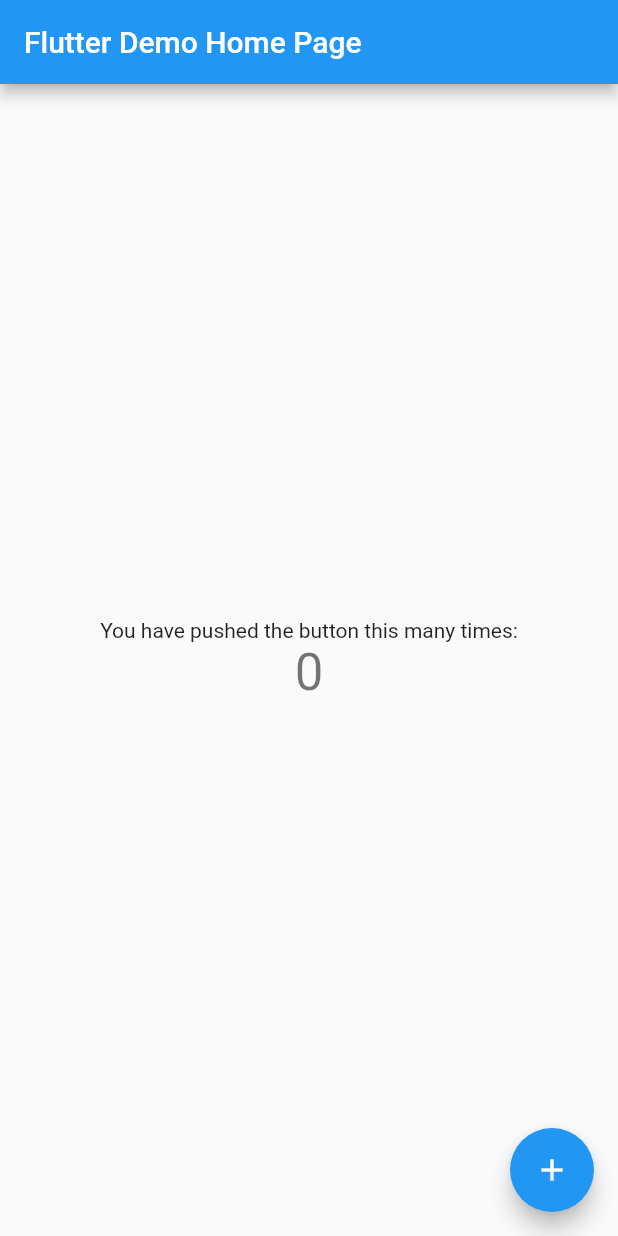
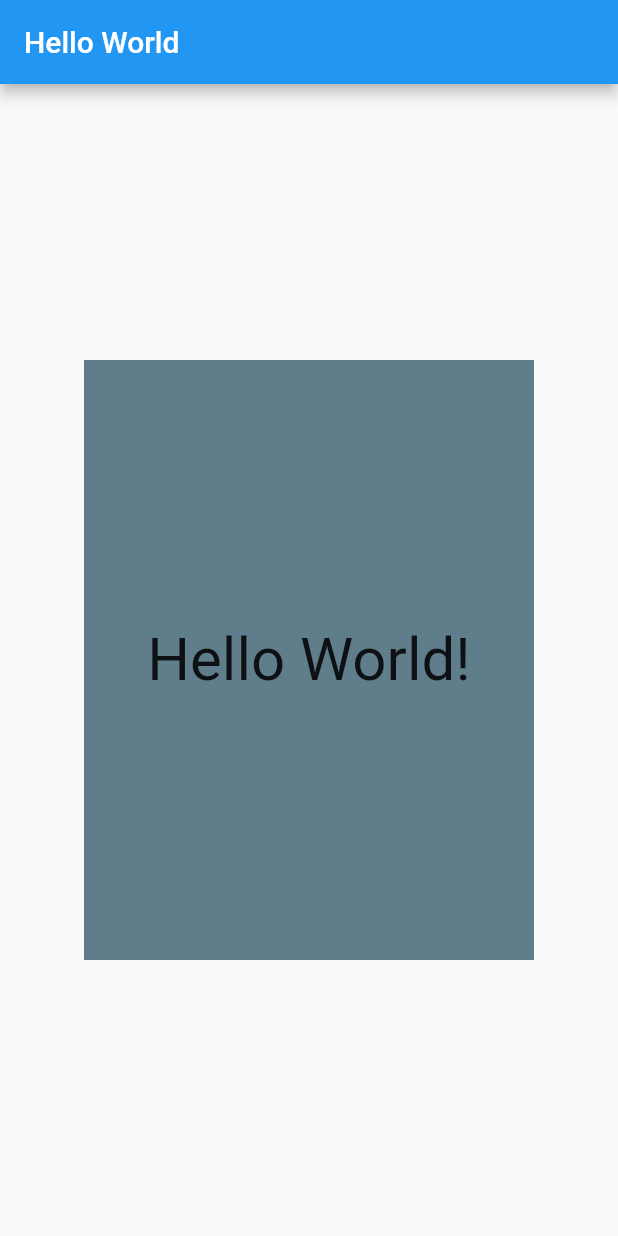
Before and after one commit to DeepakAryal/flutter-practice, a Flutter app: the screen it shows after launch, on a phone screen of 412 x 824 dp. Run offline on Flutter 3.47's test engine with Material 2 defaults, Android fonts, the phone set to English and light mode, and no system bars.

Commit message:
added simple hello world page

```diff
--- a/lib/main.dart
+++ b/lib/main.dart
@@ -1,111 +1,35 @@
 import 'package:flutter/material.dart';
 
-void main() => runApp(MyApp());
+void main() {
+  runApp(
+    MaterialApp(
+      debugShowCheckedModeBanner: false,
+      home: Scaffold(
+        appBar: AppBar(
+          title: Text('Hello World'),
+        ),
+        body: HelloRectangle(),
+      )
+    )
+  );
+}
 
-class MyApp extends StatelessWidget {
-  // This widget is the root of your application.
+class HelloRectangle extends StatelessWidget {
   @override
   Widget build(BuildContext context) {
-    return MaterialApp(
-      title: 'Flutter Demo',
-      theme: ThemeData(
-        // This is the theme of your application.
-        //
-        // Try running your application with "flutter run". You'll see the
-        // application has a blue toolbar. Then, without quitting the app, try
-        // changing the primarySwatch below to Colors.green and then invoke
-        // "hot reload" (press "r" in the console where you ran "flutter run",
-        // or simply save your changes to "hot reload" in a Flutter IDE).
-        // Notice that the counter didn't reset back to zero; the application
-        // is not restarted.
-        primarySwatch: Colors.blue,
+    return Center(
+      child: Container(
+        color: Colors.blueGrey,
+        height: 400.0,
+        width: 300.0,
+        child: Center(
+          child: Text(
+            'Hello World!',
+            style: TextStyle(fontSize: 40.0),
+            textAlign: TextAlign.center,
+          ),
+        ),
       ),
-      home: MyHomePage(title: 'Flutter Demo Home Page'),
     );
   }
 }
-
-class MyHomePage extends StatefulWidget {
-  MyHomePage({Key key, this.title}) : super(key: key);
-
-  // This widget is the home page of your application. It is stateful, meaning
-  // that it has a State object (defined below) that contains fields that affect
-  // how it looks.
-
-  // This class is the configuration for the state. It holds the values (in this
-  // case the title) provided by the parent (in this case the App widget) and
-  // used by the build method of the State. Fields in a Widget subclass are
-  // always marked "final".
-
-  final String title;
-
-  @override
-  _MyHomePageState createState() => _MyHomePageState();
-}
-
-class _MyHomePageState extends State<MyHomePage> {
-  int _counter = 0;
-
-  void _incrementCounter() {
-    setState(() {
-      // This call to setState tells the Flutter framework that something has
-      // changed in this State, which causes it to rerun the build method below
-      // so that the display can reflect the updated values. If we changed
-      // _counter without calling setState(), then the build method would not be
-      // called again, and so nothing would appear to happen.
-      _counter++;
-    });
-  }
-
-  @override
-  Widget build(BuildContext context) {
-    // This method is rerun every time setState is called, for instance as done
-    // by the _incrementCounter method above.
-    //
-    // The Flutter framework has been optimized to make rerunning build methods
-    // fast, so that you can just rebuild anything that needs updating rather
-    // than having to individually change instances of widgets.
-    return Scaffold(
-      appBar: AppBar(
-        // Here we take the value from the MyHomePage object that was created by
-        // the App.build method, and use it to set our appbar title.
-        title: Text(widget.title),
-      ),
-      body: Center(
-        // Center is a layout widget. It takes a single child and positions it
-        // in the middle of the parent.
-        child: Column(
-          // Column is also layout widget. It takes a list of children and
-          // arranges them vertically. By default, it sizes itself to fit its
-          // children horizontally, and tries to be as tall as its parent.
-          //
-          // Invoke "debug painting" (press "p" in the console, choose the
-          // "Toggle Debug Paint" action from the Flutter Inspector in Android
-          // Studio, or the "Toggle Debug Paint" command in Visual Studio Code)
-          // to see the wireframe for each widget.
-          //
-          // Column has various properties to control how it sizes itself and
-          // how it positions its children. Here we use mainAxisAlignment to
-          // center the children vertically; the main axis here is the vertical
-          // axis because Columns are vertical (the cross axis would be
-          // horizontal).
-          mainAxisAlignment: MainAxisAlignment.center,
-          children: <Widget>[
-            Text(
-              'You have pushed the button this many times:',
-            ),
-            Text(
-              '$_counter',
-              style: Theme.of(context).textTheme.display1,
-            ),
-          ],
-        ),
-      ),
-      floatingActionButton: FloatingActionButton(
-        onPressed: _incrementCounter,
-        tooltip: 'Increment',
-        child: Icon(Icons.add),
-      ), // This trailing comma makes auto-formatting nicer for build methods.
-    );
-  }
-}
```
Also changed, not shown: 1 other file.
